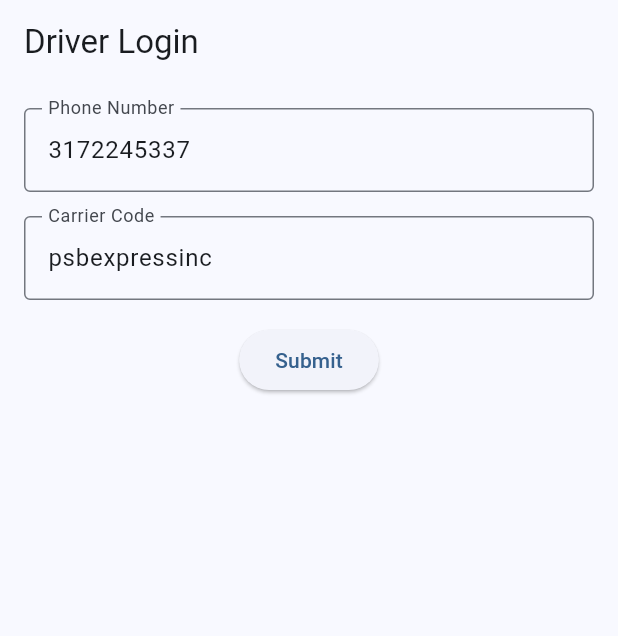
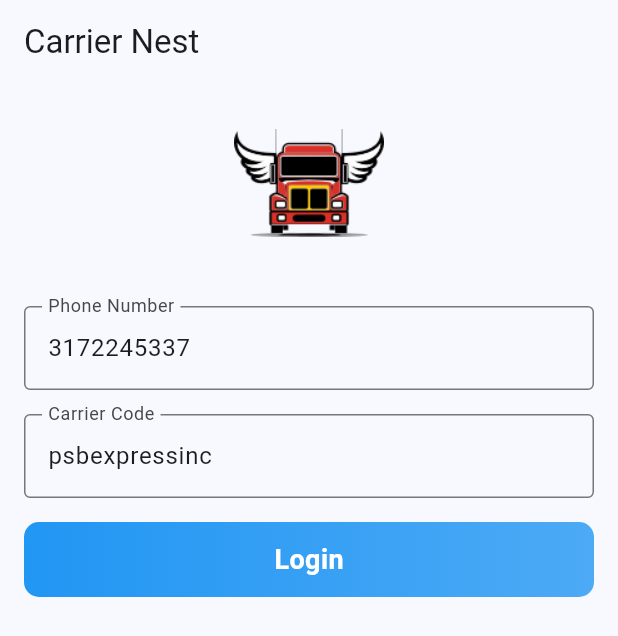
Before and after one commit to mannybatth/carrier-nest-flutter, a Flutter app: the screen it shows after launch, on a phone screen of 412 x 824 dp. Shown: the top 636 px of the screen. Run offline on Flutter 3.47's test engine with Material 2 defaults, Android fonts, the phone set to English and light mode, and no system bars; our stand-ins replace cookie_jar, dio, dio_cookie_manager, file_picker, geolocator, image_picker and 2 more; network calls fail.

Commit message:
style login page

```diff
--- /dev/null
+++ b/lib/helpers/FadeAnimation.dart
@@ -0,0 +1,38 @@
+import 'package:flutter/material.dart';
+import 'package:simple_animations/simple_animations.dart';
+
+class FadeAnimation extends StatelessWidget {
+  final double delay;
+  final Widget child;
+
+  const FadeAnimation(this.delay, this.child, {super.key});
+
+  @override
+  Widget build(BuildContext context) {
+    // Define your custom animation properties
+    final tween = TweenSequence([
+      TweenSequenceItem(
+        tween: Tween<double>(begin: 0.0, end: 1.0)
+            .chain(CurveTween(curve: Curves.easeOut)),
+        weight: 50.0,
+      ),
+    ]);
+
+    return PlayAnimationBuilder<double>(
+      delay: Duration(milliseconds: (500 * delay).round()),
+      duration: const Duration(milliseconds: 500),
+      tween: tween,
+      child: child,
+      builder: (context, value, child) => Opacity(
+        opacity: value,
+        child: Transform.translate(
+          offset: Offset(
+              0,
+              (1 - value) *
+                  -30), // Adjust the translation based on the animation value
+          child: child,
+        ),
+      ),
+    );
+  }
+}
--- a/lib/main.dart
+++ b/lib/main.dart
@@ -1,16 +1,28 @@
+import 'package:flutter/material.dart';
+import 'package:shared_preferences/shared_preferences.dart';
 import 'package:carrier_nest_flutter/pages/home.dart';
-import 'package:flutter/material.dart';
+import 'package:carrier_nest_flutter/pages/driver_login.dart';
 import 'package:carrier_nest_flutter/rest/+dio_client.dart';
 import 'package:carrier_nest_flutter/globals.dart';
 
 void main() async {
   WidgetsFlutterBinding.ensureInitialized(); // Initialize Flutter bindings
   await DioClient().initDio(); // Initialize DioClient
-  runApp(const MyApp());
+
+  // Check for value in SharedPreferences
+  SharedPreferences prefs = await SharedPreferences.getInstance();
+  bool hasToken = prefs.getString('jwtToken') != null;
+
+  // Decide which page to display
+  Widget homePage = hasToken ? const MyHomePage() : const DriverLoginPage();
+
+  runApp(MyApp(homePage: homePage));
 }
 
 class MyApp extends StatelessWidget {
-  const MyApp({super.key});
+  final Widget homePage;
+
+  const MyApp({super.key, required this.homePage});
 
   @override
   Widget build(BuildContext context) {
@@ -21,7 +33,7 @@ class MyApp extends StatelessWidget {
         colorScheme: ColorScheme.fromSeed(seedColor: Colors.blue),
         useMaterial3: true,
       ),
-      home: const MyHomePage(),
+      home: homePage,
     );
   }
 }
--- a/lib/pages/driver_login.dart
+++ b/lib/pages/driver_login.dart
@@ -1,3 +1,4 @@
+import 'package:carrier_nest_flutter/helpers/FadeAnimation.dart';
 import 'package:carrier_nest_flutter/pages/home.dart';
 import 'package:carrier_nest_flutter/rest/auth.dart';
 import 'package:flutter/material.dart';
@@ -14,6 +15,7 @@ class _DriverLoginPageState extends State<DriverLoginPage> {
   final _phoneNumberController = TextEditingController();
   final _carrierCodeController = TextEditingController();
   final _pinController = TextEditingController();
+  final FocusNode _pinFocusNode = FocusNode();
   bool _isSecondPhase = false;
   final DriverAuth _driverAuth = DriverAuth();
 
@@ -34,6 +36,7 @@ class _DriverLoginPageState extends State<DriverLoginPage> {
     _phoneNumberController.dispose();
     _carrierCodeController.dispose();
     _pinController.dispose();
+    _pinFocusNode.dispose();
     super.dispose();
   }
 
@@ -45,6 +48,9 @@ class _DriverLoginPageState extends State<DriverLoginPage> {
     if (response.statusCode == 200 || response.statusCode == 302) {
       setState(() {
         _isSecondPhase = true;
+        WidgetsBinding.instance.addPostFrameCallback((_) {
+          FocusScope.of(context).requestFocus(_pinFocusNode);
+        });
       });
     } else {
       // TODO: Handle error
@@ -72,52 +78,91 @@ class _DriverLoginPageState extends State<DriverLoginPage> {
 
   @override
   Widget build(BuildContext context) {
-    return Scaffold(
-      appBar: AppBar(title: const Text("Driver Login")),
-      body: Padding(
-        padding: const EdgeInsets.all(16.0),
-        child: _isSecondPhase ? _buildSecondPhaseUI() : _buildFirstPhaseUI(),
+    return GestureDetector(
+      onTap: () {
+        // Call this method here to hide soft keyboard
+        FocusScope.of(context).unfocus();
+      },
+      child: Scaffold(
+        appBar: AppBar(title: const Text("Carrier Nest")),
+        body: Padding(
+          padding: const EdgeInsets.all(16.0),
+          child: _isSecondPhase ? _buildSecondPhaseUI() : _buildFirstPhaseUI(),
+        ),
       ),
     );
   }
 
-  Widget _buildFirstPhaseUI() {
+  Widget _buildTruckIcon() {
     return Column(
       children: [
-        TextField(
-          controller: _phoneNumberController,
-          decoration: const InputDecoration(
-              border: OutlineInputBorder(), labelText: 'Phone Number'),
-        ),
-        const SizedBox(height: 16),
-        TextField(
-          controller: _carrierCodeController,
-          decoration: const InputDecoration(
-              border: OutlineInputBorder(), labelText: 'Carrier Code'),
-        ),
-        const SizedBox(height: 16),
-        ElevatedButton(
-          onPressed: _requestPin,
-          child: const Text('Submit'),
-        ),
+        Image.asset('assets/images/logo_truck_100.png',
+            width: 100, height: 100), // Truck image
+        const SizedBox(
+            height: 32), // Add some space between icon and text fields
       ],
     );
   }
 
+  Widget _buildFirstPhaseUI() {
+    return FadeAnimation(
+      1,
+      ListView(
+        children: [
+          _buildTruckIcon(),
+          _buildTextField(_phoneNumberController, 'Phone Number'),
+          const SizedBox(height: 16),
+          _buildTextField(_carrierCodeController, 'Carrier Code'),
+          const SizedBox(height: 16),
+          _buildButton(_requestPin, 'Login'),
+        ],
+      ),
+    );
+  }
+
   Widget _buildSecondPhaseUI() {
-    return Column(
+    return ListView(
       children: [
-        TextField(
-          controller: _pinController,
-          decoration: const InputDecoration(
-              border: OutlineInputBorder(), labelText: 'PIN'),
-        ),
+        _buildTruckIcon(),
+        _buildTextField(_pinController, 'PIN', focusNode: _pinFocusNode),
         const SizedBox(height: 16),
-        ElevatedButton(
-          onPressed: _verifyPin,
-          child: const Text('Verify PIN'),
-        ),
+        _buildButton(_verifyPin, 'Verify PIN'),
       ],
     );
   }
+
+  Widget _buildTextField(TextEditingController controller, String label,
+      {FocusNode? focusNode}) {
+    return TextField(
+      controller: controller,
+      focusNode: focusNode,
+      decoration: InputDecoration(
+        border: const OutlineInputBorder(),
+        labelText: label,
+      ),
+    );
+  }
+
+  Widget _buildButton(VoidCallback onPressed, String buttonText) {
+    return InkWell(
+        onTap: onPressed,
+        child: Container(
+          height: 50,
+          decoration: BoxDecoration(
+              borderRadius: BorderRadius.circular(10),
+              gradient: LinearGradient(colors: [
+                Colors.blue,
+                Colors.blue.withOpacity(0.8),
+              ])),
+          child: Center(
+            child: Text(
+              buttonText,
+              style: const TextStyle(
+                  color: Colors.white,
+                  fontWeight: FontWeight.bold,
+                  fontSize: 18),
+            ),
+          ),
+        ));
+  }
 }
--- a/pubspec.yaml
+++ b/pubspec.yaml
@@ -44,6 +44,7 @@ dependencies:
   image_picker: ^1.0.4
   geolocator: ^10.1.0
   intl: ^0.18.1
+  simple_animations: ^5.0.2
 
 dev_dependencies:
   flutter_test:
@@ -67,9 +68,8 @@ flutter:
   uses-material-design: true
 
   # To add assets to your application, add an assets section, like this:
-  # assets:
-  #   - images/a_dot_burr.jpeg
-  #   - images/a_dot_ham.jpeg
+  assets:
+    - assets/images/logo_truck_100.png
 
   # An image asset can refer to one or more resolution-specific "variants", see
   # https://flutter.dev/assets-and-images/#resolution-aware
```
Also changed, not shown: assets/images/logo_truck_100.png (added), pubspec.lock.
